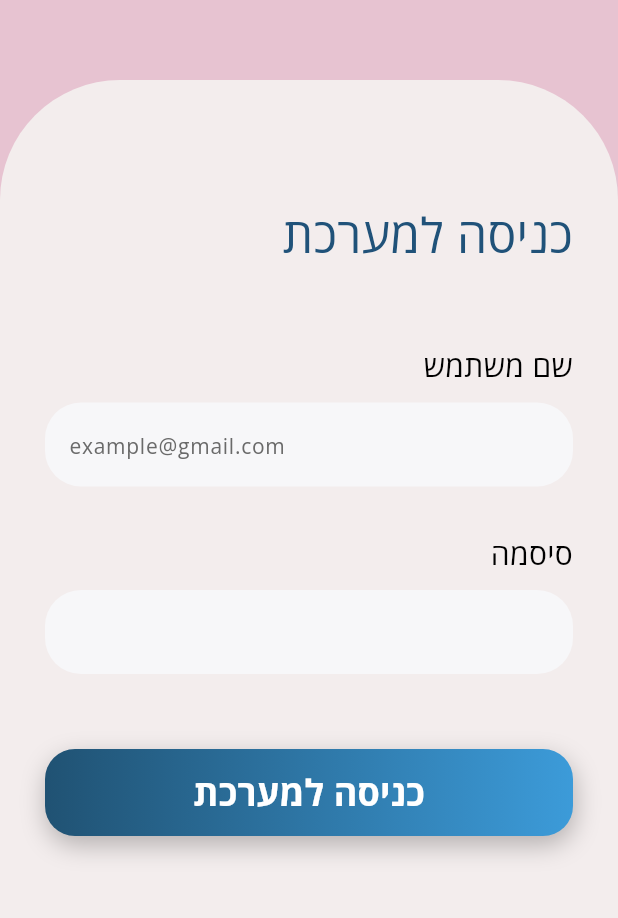
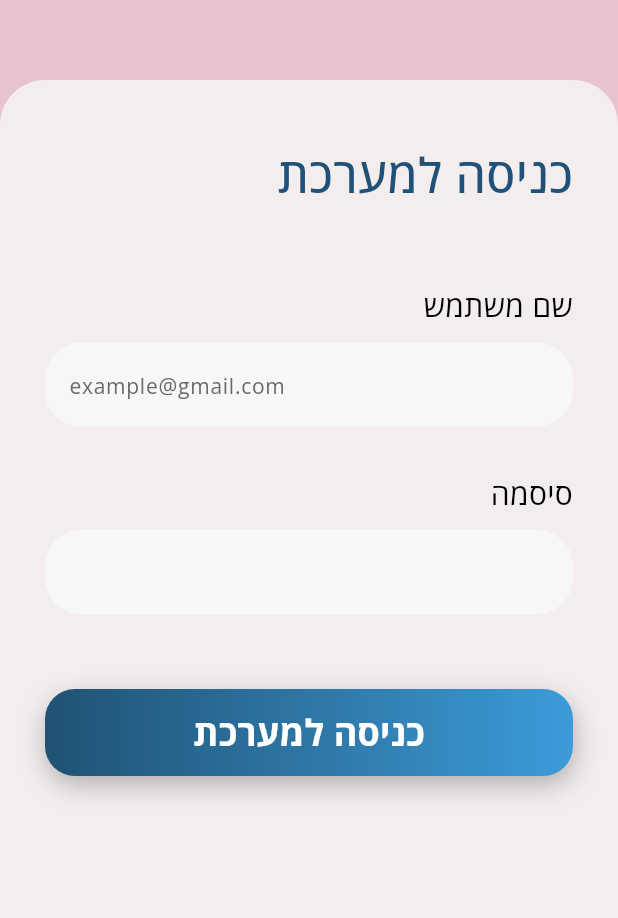
Before and after one commit to itamarshubin/Orot, a Flutter app: the screen it shows after launch, on a phone screen of 412 x 824 dp, the part 145-1063 px from its top. Run offline on Flutter 3.47's test engine with Material 3 defaults, Android fonts, the light colour scheme and no system bars; our stand-ins replace firebase_auth, firebase_core, fluttertoast, google_fonts; accounts and stored records are empty.

Commit message:
little ui fix

```diff
--- a/frontend/lib/pages/login_page.dart
+++ b/frontend/lib/pages/login_page.dart
@@ -20,10 +20,10 @@ class RegisterPage extends StatelessWidget {
         child: Container(
           decoration: const BoxDecoration(
               borderRadius:
-                  BorderRadiusDirectional.vertical(top: Radius.circular(80)),
+                  BorderRadiusDirectional.vertical(top: Radius.circular(30)),
               color: Color(0xffF3EDED)),
           child: Container(
-            padding: const EdgeInsets.fromLTRB(20, 50, 20, 0),
+            padding: const EdgeInsets.fromLTRB(20, 10, 20, 0),
             child: const LoginForm(),
           ),
         ),
@@ -75,7 +75,7 @@ class _LoginFormState extends State<LoginForm> {
         'כניסה למערכת',
         style: GoogleFonts.openSans(
             textStyle: const TextStyle(
-          fontWeight: FontWeight.w400,
+          fontWeight: FontWeight.w500,
           fontSize: 32,
           color: Color.fromRGBO(32, 82, 1145, 1),
         )),
```
